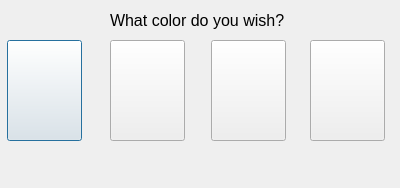
Above: gui/choosecolordialog.ui from pfriesch/qtMauMau before the change. Below: the same form after it.
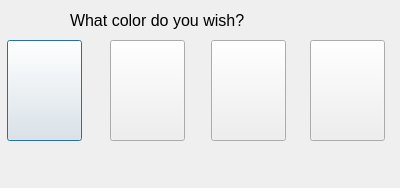
That is the form after the change.

Commit message: added translation english -> german, had to change some labels size

Patch:
```diff
--- a/gui/choosecolordialog.ui
+++ b/gui/choosecolordialog.ui
@@ -92,9 +92,9 @@
   <widget class="QLabel" name="lblHeadline">
    <property name="geometry">
     <rect>
-     <x>110</x>
+     <x>70</x>
      <y>10</y>
-     <width>181</width>
+     <width>281</width>
      <height>21</height>
     </rect>
    </property>
```
The commit also changes 5 other files.
